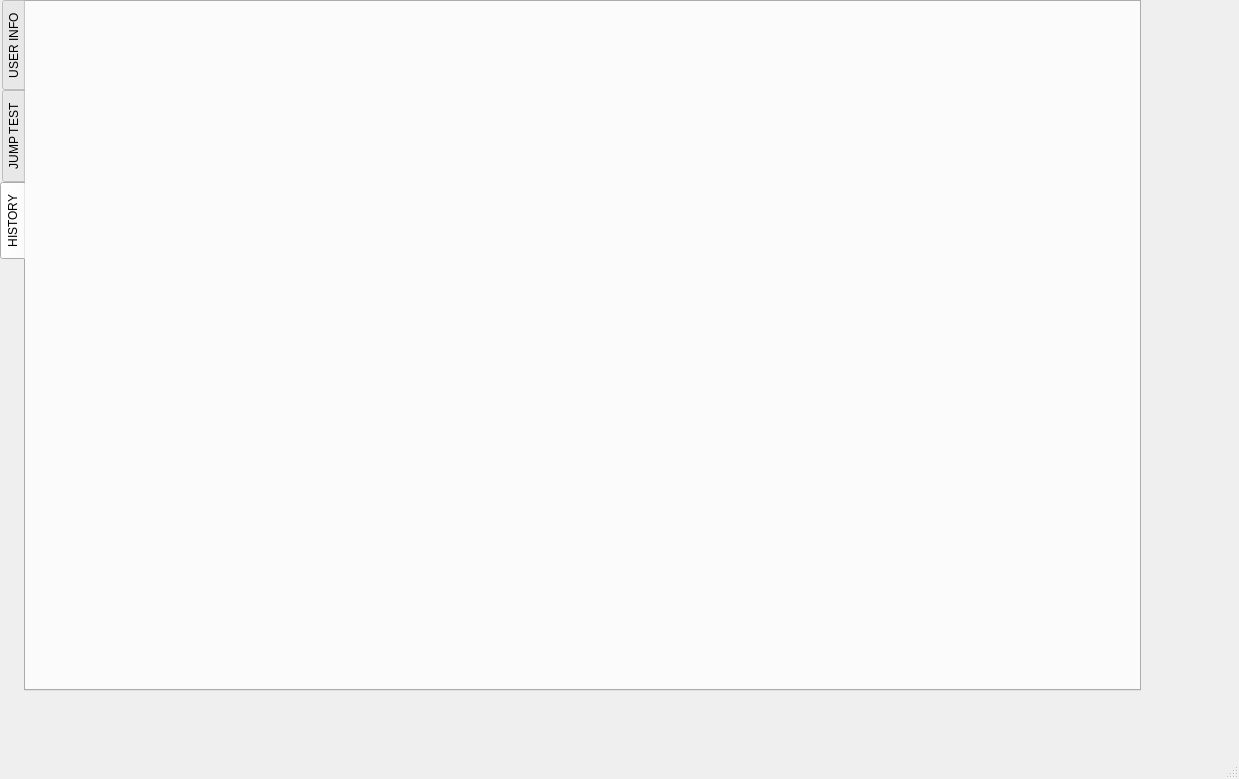
Above: ACL/mainwindow.ui from Pocket99/3D_CNN_KNEE_FLEXION_ANGLE_ESTIMATION before the change. Below: the same form after it.
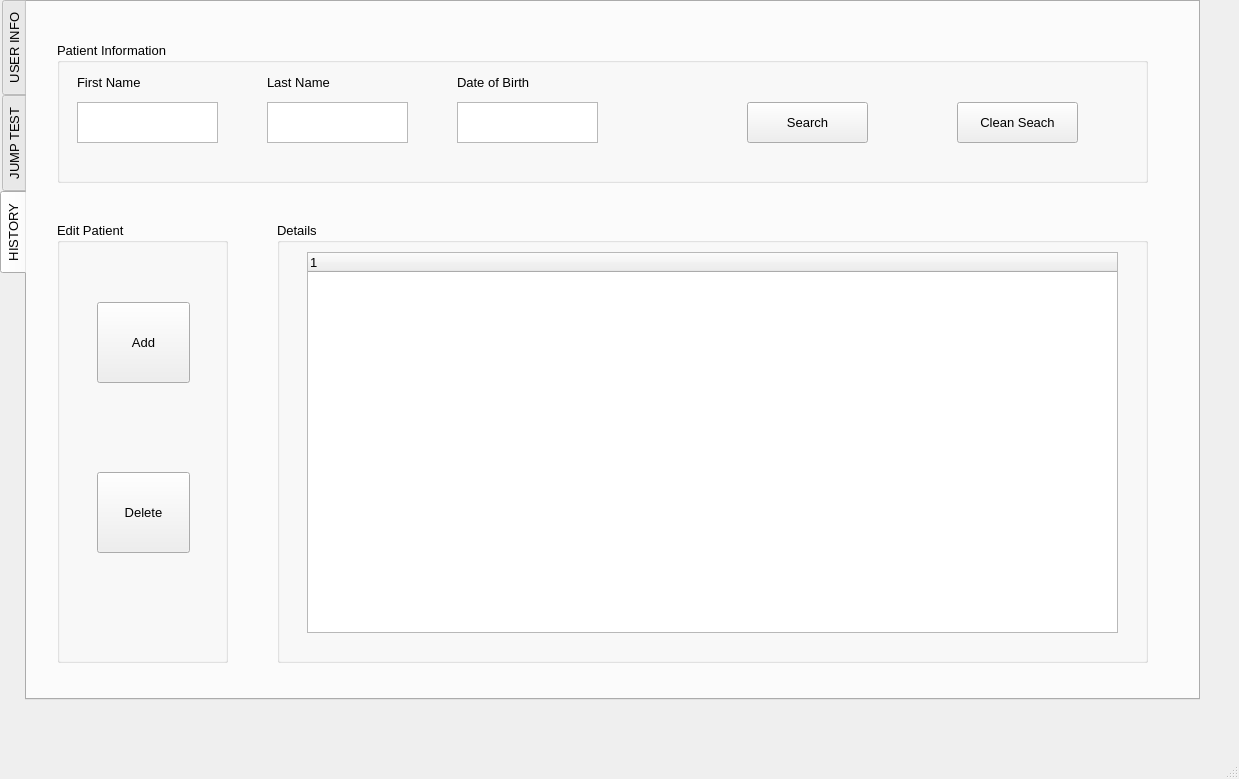
That is the form after the change. The open tabs and pages were chosen to show the change.

The edit to the form file:
```diff
--- a/ACL/mainwindow.ui
+++ b/ACL/mainwindow.ui
@@ -19,10 +19,27 @@
      <rect>
       <x>0</x>
       <y>0</y>
-      <width>1141</width>
-      <height>691</height>
+      <width>1200</width>
+      <height>700</height>
      </rect>
     </property>
+    <property name="minimumSize">
+     <size>
+      <width>1200</width>
+      <height>0</height>
+     </size>
+    </property>
+    <property name="maximumSize">
+     <size>
+      <width>1200</width>
+      <height>700</height>
+     </size>
+    </property>
+    <property name="font">
+     <font>
+      <pointsize>10</pointsize>
+     </font>
+    </property>
     <property name="layoutDirection">
      <enum>Qt::LeftToRight</enum>
     </property>
@@ -119,6 +136,181 @@
      <attribute name="title">
       <string>HISTORY</string>
      </attribute>
+     <widget class="QGroupBox" name="groupBox">
+      <property name="geometry">
+       <rect>
+        <x>30</x>
+        <y>40</y>
+        <width>1091</width>
+        <height>141</height>
+       </rect>
+      </property>
+      <property name="title">
+       <string>Patient Information</string>
+      </property>
+      <widget class="QLabel" name="label_2">
+       <property name="geometry">
+        <rect>
+         <x>20</x>
+         <y>30</y>
+         <width>101</width>
+         <height>20</height>
+        </rect>
+       </property>
+       <property name="text">
+        <string>First Name</string>
+       </property>
+      </widget>
+      <widget class="QLabel" name="label_3">
+       <property name="geometry">
+        <rect>
+         <x>210</x>
+         <y>30</y>
+         <width>101</width>
+         <height>20</height>
+        </rect>
+       </property>
+       <property name="text">
+        <string>Last Name</string>
+       </property>
+      </widget>
+      <widget class="QTextEdit" name="hfirstName">
+       <property name="geometry">
+        <rect>
+         <x>20</x>
+         <y>60</y>
+         <width>141</width>
+         <height>41</height>
+        </rect>
+       </property>
+      </widget>
+      <widget class="QTextEdit" name="hlastName">
+       <property name="geometry">
+        <rect>
+         <x>210</x>
+         <y>60</y>
+         <width>141</width>
+         <height>41</height>
+        </rect>
+       </property>
+      </widget>
+      <widget class="QLabel" name="label_4">
+       <property name="geometry">
+        <rect>
+         <x>400</x>
+         <y>30</y>
+         <width>101</width>
+         <height>20</height>
+        </rect>
+       </property>
+       <property name="text">
+        <string>Date of Birth</string>
+       </property>
+      </widget>
+      <widget class="QTextEdit" name="hDOB">
+       <property name="geometry">
+        <rect>
+         <x>400</x>
+         <y>60</y>
+         <width>141</width>
+         <height>41</height>
+        </rect>
+       </property>
+      </widget>
+      <widget class="QPushButton" name="cleanSearchBtn">
+       <property name="geometry">
+        <rect>
+         <x>900</x>
+         <y>60</y>
+         <width>121</width>
+         <height>41</height>
+        </rect>
+       </property>
+       <property name="text">
+        <string>Clean Seach</string>
+       </property>
+      </widget>
+      <widget class="QPushButton" name="searchBtn">
+       <property name="geometry">
+        <rect>
+         <x>690</x>
+         <y>60</y>
+         <width>121</width>
+         <height>41</height>
+        </rect>
+       </property>
+       <property name="text">
+        <string>Search</string>
+       </property>
+      </widget>
+     </widget>
+     <widget class="QGroupBox" name="groupBox_2">
+      <property name="geometry">
+       <rect>
+        <x>250</x>
+        <y>220</y>
+        <width>871</width>
+        <height>441</height>
+       </rect>
+      </property>
+      <property name="title">
+       <string>Details</string>
+      </property>
+      <widget class="QTreeWidget" name="treeWidget">
+       <property name="geometry">
+        <rect>
+         <x>30</x>
+         <y>30</y>
+         <width>811</width>
+         <height>381</height>
+        </rect>
+       </property>
+       <column>
+        <property name="text">
+         <string notr="true">1</string>
+        </property>
+       </column>
+      </widget>
+     </widget>
+     <widget class="QGroupBox" name="groupBox_3">
+      <property name="geometry">
+       <rect>
+        <x>30</x>
+        <y>220</y>
+        <width>171</width>
+        <height>441</height>
+       </rect>
+      </property>
+      <property name="title">
+       <string>Edit Patient</string>
+      </property>
+      <widget class="QPushButton" name="pushButton">
+       <property name="geometry">
+        <rect>
+         <x>40</x>
+         <y>80</y>
+         <width>93</width>
+         <height>81</height>
+        </rect>
+       </property>
+       <property name="text">
+        <string>Add</string>
+       </property>
+      </widget>
+      <widget class="QPushButton" name="pushButton_2">
+       <property name="geometry">
+        <rect>
+         <x>40</x>
+         <y>250</y>
+         <width>93</width>
+         <height>81</height>
+        </rect>
+       </property>
+       <property name="text">
+        <string>Delete</string>
+       </property>
+      </widget>
+     </widget>
     </widget>
    </widget>
   </widget>
```
Left out of the diff: 39 changed lines with no effect on the pictures.
